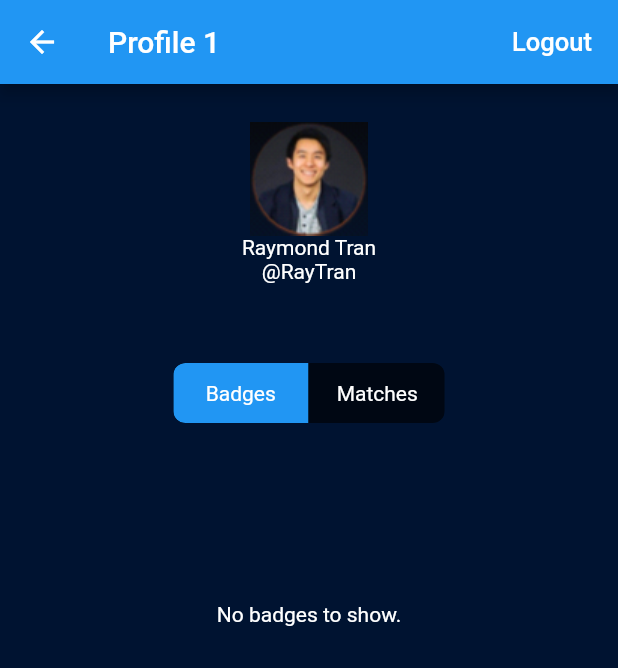
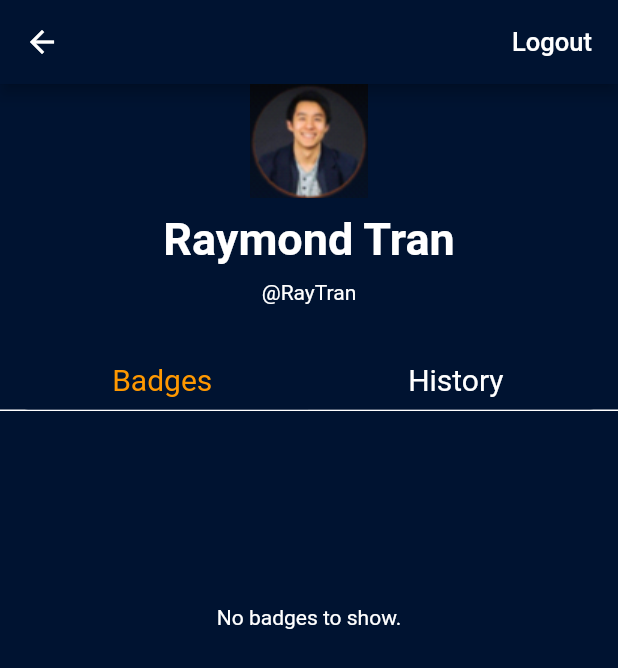
Before and after one commit to HooprApp/Backend, a Flutter app: the ProfileDemo screen opened directly, after a tap on "Badges", on a phone screen of 412 x 824 dp. Shown: the top 668 px of the screen. Run offline on Flutter 3.47's test engine with Material 2 defaults, Android fonts, the phone set to English and light mode, and no system bars; drawn by our look-alikes of toggle_switch; our stand-ins replace cloud_firestore, firebase_auth, firebase_database, flutter_svg; missing offline and left inert: adobe_xd; accounts and stored records are empty.

Commit message:
formatted profile tab

```diff
--- a/lib/XDLogin.dart
+++ b/lib/XDLogin.dart
@@ -57,7 +57,8 @@ class _XDLogin extends State<XDLogin> {
             return;
           }
         } else if (_formMode == FormMode.SIGNUP) {
-          userId = await widget.auth.signUp(_email, _password);
+          userId = await widget.auth
+              .signUp(_email, _password, _firstname, _lastname, _username, 0);
           print(userId);
           widget.auth.sendEmailVerification();
           _showVerifyEmailSentDialog();
--- a/lib/pages/login_signup_page.dart
+++ b/lib/pages/login_signup_page.dart
@@ -54,7 +54,8 @@ class _LoginSignupPageState extends State<LoginSignupPage> {
             return;
           }
         } else if (_formMode == FormMode.SIGNUP) {
-          userId = await widget.auth.signUp(_email, _password);
+          userId = await widget.auth.signUp(
+              _email, _password, "firstname", "lastname", "username", 0);
           widget.auth.sendEmailVerification();
           _showVerifyEmailSentDialog();
         } else {
--- a/lib/profiledemo.dart
+++ b/lib/profiledemo.dart
@@ -1,4 +1,5 @@
 import 'package:flutter/material.dart';
+import 'package:hoopr/XDChallenges3.dart';
 import 'package:toggle_switch/toggle_switch.dart';
 import 'package:hoopr/services/authentication.dart';
 
@@ -16,11 +17,12 @@ class ProfileDemo extends StatefulWidget {
 }
 
 class _ProfileDemoState extends State<ProfileDemo> {
+  int x = 0;
   @override
   Widget build(BuildContext context) {
     return Scaffold(
         appBar: AppBar(
-        title: Text('Profile 1'),
+          backgroundColor: const Color(0xff001331),
           actions: <Widget>[
             new FlatButton(
                 child: new Text('Logout',
@@ -32,75 +34,64 @@ class _ProfileDemoState extends State<ProfileDemo> {
         body: Column(
           children: [
             Container(
-            height: 150,
                 decoration: new BoxDecoration(
-              border: Border.all(width: 2.0, color: const Color(0xff001331)),
-              borderRadius: new BorderRadius.circular(20.0),
+                    border: Border(
+                  bottom: BorderSide(width: 1.0, color: Color(0xffffffff)),
+                )),
+                child: Center(
+                    child: Column(
+                        crossAxisAlignment: CrossAxisAlignment.center,
+                        children: [
+                      Padding(
+                        padding: const EdgeInsets.fromLTRB(0.0, 0.0, 0.0, 0.0),
+                        child: Image(image: AssetImage('assets/raysmall.png')),
                       ),
-            margin: EdgeInsets.all(8.0),
-            child: Row(
-              mainAxisAlignment: MainAxisAlignment.center,
-              children: [
-                Column(
-                  mainAxisAlignment: MainAxisAlignment.center,
-                  children: [
-                    Container(
-                      width: 150,
-                      height: 120,
-                      decoration: new BoxDecoration(
-                        border: Border.all(
-                            width: 2.0, color: const Color(0xff001331)),
-                        borderRadius: new BorderRadius.circular(20.0),
+                      Padding(
+                        padding: const EdgeInsets.fromLTRB(0.0, 10.0, 0.0, 0.0),
+                        child: Text("Raymond Tran",
+                            style: TextStyle(
+                              fontSize: 30.0,
+                              fontWeight: FontWeight.bold,
+                              color: Colors.white,
+                            )),
                       ),
-                      child: Column(
-                        children: [
-                          Image(
-                            image: AssetImage('assets/raysmall.png'),
-                          ),
-                          Text("Raymond Tran",
+                      Padding(
+                        padding:
+                            const EdgeInsets.fromLTRB(0.0, 10.0, 0.0, 30.0),
+                        child: Text("@RayTran",
                             style: TextStyle(
                               color: Colors.white,
                             )),
-                          Text("@RayTran",
-                              style: TextStyle(
-                                color: Colors.white,
-                              )),
-                        ],
+                      ),
+                      Padding(
+                        padding: const EdgeInsets.fromLTRB(0, 0, 0, 0),
+                        child: ToggleSwitch(
+                          initialLabelIndex: 0,
+                          minWidth: double.maxFinite,
+                          fontSize: 20.0,
+                          activeBgColor: const Color(0xff001331),
+                          inactiveBgColor: const Color(0xff001331),
+                          activeFgColor: Colors.orange,
+                          inactiveFgColor: Colors.white,
+                          labels: ['Badges', 'History'],
+                          onToggle: (index) {
+                            if (index == 0) {
+                              setState(() {
+                                badgeView = true;
+                              });
+                            } else {
+                              setState(() {
+                                badgeView = false;
+                              });
+                            }
+                          },
                         ),
                       )
+                    ]))),
+            Padding(
+                padding: const EdgeInsets.all(10.0), child: _badgeHistoryView())
           ],
-                ),
-              ],
-            ),
-          ),
-          Container(
-            height: 350,
-            decoration: new BoxDecoration(
-              border: Border.all(width: 2.0, color: const Color(0xff001331)),
-              borderRadius: new BorderRadius.circular(20.0),
-            ),
-            margin: EdgeInsets.all(8.0),
-            padding: EdgeInsets.all(10.0),
-            child: Column(
-              mainAxisAlignment: MainAxisAlignment.start,
-              children: [
-                ToggleSwitch(
-                  initialLabelIndex: 0,
-                  minWidth: 90.0,
-                  activeFgColor: Colors.white,
-                  inactiveFgColor: Colors.white,
-                  labels: ['Badges', 'Matches'],
-                  onToggle: (index) {},
-                ),
-                Center(
-                  child: _badgeHistoryView(),
-                ),
-              ],
-            ),
-          ),
-        ],
-      ),
-    );
+        ));
   }
 
   signOut() async {
@@ -114,6 +105,7 @@ class _ProfileDemoState extends State<ProfileDemo> {
 
   Widget _badgeHistoryView() {
     if (badgeView) {
+      print(badgeView);
       return Container(
           height: 255,
           width: 350,
@@ -125,6 +117,7 @@ class _ProfileDemoState extends State<ProfileDemo> {
               child: Text('No badges to show.',
                   style: TextStyle(color: Colors.white))));
     } else {
+      print(badgeView);
       return Container(
           height: 255,
           width: 350,
@@ -138,3 +131,73 @@ class _ProfileDemoState extends State<ProfileDemo> {
     }
   }
 }
+
+// children: [
+//     Container(
+//       height: 150,
+//       decoration: new BoxDecoration(
+//         border: Border.all(width: 2.0, color: const Color(0xff001331)),
+//         borderRadius: new BorderRadius.circular(20.0),
+//       ),
+//       margin: EdgeInsets.all(8.0),
+//       child: Row(
+//         mainAxisAlignment: MainAxisAlignment.center,
+//         children: [
+//           Column(
+//             mainAxisAlignment: MainAxisAlignment.center,
+//             children: [
+//               Container(
+//                 width: 150,
+//                 height: 120,
+//                 decoration: new BoxDecoration(
+//                   border: Border.all(
+//                       width: 2.0, color: const Color(0xff001331)),
+//                   borderRadius: new BorderRadius.circular(20.0),
+//                 ),
+//                 child: Column(
+//                   children: [
+//                     Image(
+//                       image: AssetImage('assets/raysmall.png'),
+//                     ),
+//                     Text("Raymond Tran",
+//                         style: TextStyle(
+//                           color: Colors.white,
+//                         )),
+//                     Text("@RayTran",
+//                         style: TextStyle(
+//                           color: Colors.white,
+//                         )),
+//                   ],
+//                 ),
+//               )
+//             ],
+//           ),
+//         ],
+//       ),
+//     ),
+//     Container(
+//       height: 350,
+//       decoration: new BoxDecoration(
+//         border: Border.all(width: 2.0, color: const Color(0xff001331)),
+//         borderRadius: new BorderRadius.circular(20.0),
+//       ),
+//       margin: EdgeInsets.all(8.0),
+//       padding: EdgeInsets.all(10.0),
+//       child: Column(
+//         mainAxisAlignment: MainAxisAlignment.start,
+//         children: [
+//           ToggleSwitch(
+//             initialLabelIndex: 0,
+//             minWidth: 90.0,
+//             activeFgColor: Colors.white,
+//             inactiveFgColor: Colors.white,
+//             labels: ['Badges', 'Matches'],
+//             onToggle: (index) {},
+//           ),
+//           Center(
+//             child: _badgeHistoryView(),
+//           ),
+//         ],
+//       ),
+//     ),
+//  ],
--- a/lib/services/authentication.dart
+++ b/lib/services/authentication.dart
@@ -5,7 +5,8 @@ import 'package:hoopr/services/user.dart';
 abstract class BaseAuth {
   Future<String> signIn(String email, String password);
 
-  Future<String> signUp(String email, String password);
+  Future<String> signUp(String email, String password, String firstName,
+      String lastName, String username, int bp);
 
   Future<FirebaseUser> getCurrentUser();
 
@@ -31,16 +32,15 @@ class Auth implements BaseAuth {
   }
 
   @override
-  Future<String> signUp(String email, String password) async {
-    print(email);
-    print(password);
+  Future<String> signUp(String email, String password, String firstName,
+      String lastName, String username, int bp) async {
     AuthResult result = await firebaseAuth.createUserWithEmailAndPassword(
         email: email, password: password);
     FirebaseUser user = result.user;
 
     //create new document for the user with uid
     await DatabaseService(uid: user.uid)
-        .updateUserData('First Name', "Last Name", "Username", 0);
+        .updateUserData(firstName, lastName, username, bp);
 
     return user.uid;
   }
```
Lines whose indentation alone changed are shown as unchanged.
